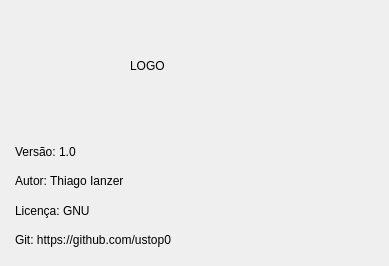
Above: frm_sobre.ui from ustop0/TCC before the change. Below: the same form after it.
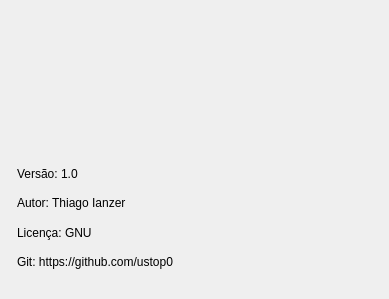
That is the form after the change. Icons and pictures are not drawn.

What changed in the file:
```diff
--- a/frm_sobre.ui
+++ b/frm_sobre.ui
@@ -7,7 +7,7 @@
     <x>0</x>
     <y>0</y>
     <width>389</width>
-    <height>266</height>
+    <height>299</height>
    </rect>
   </property>
   <property name="windowTitle">
@@ -16,21 +16,24 @@
   <widget class="QLabel" name="label_4">
    <property name="geometry">
     <rect>
-     <x>130</x>
-     <y>30</y>
-     <width>121</width>
-     <height>71</height>
+     <x>100</x>
+     <y>20</y>
+     <width>201</width>
+     <height>91</height>
     </rect>
    </property>
    <property name="text">
-    <string>LOGO</string>
+    <string/>
+   </property>
+   <property name="pixmap">
+    <pixmap resource="Imagens.qrc">:/Imagens/logo_login.png</pixmap>
    </property>
   </widget>
   <widget class="QWidget" name="layoutWidget">
    <property name="geometry">
     <rect>
-     <x>15</x>
-     <y>140</y>
+     <x>17</x>
+     <y>162</y>
      <width>351</width>
      <height>111</height>
     </rect>
```
Left out of the diff: 4 changed lines with no effect on the pictures.
